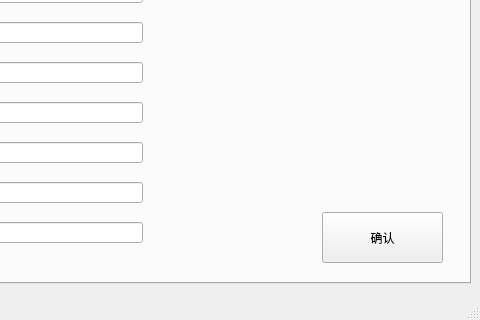
This is airport/admin.ui in saber-mashiro/Airport as Qt 5 draws it before an edit; both pictures show x 320 to 800 and y 280 to 600 of the 800 by 600 pixel window. The edited form follows.
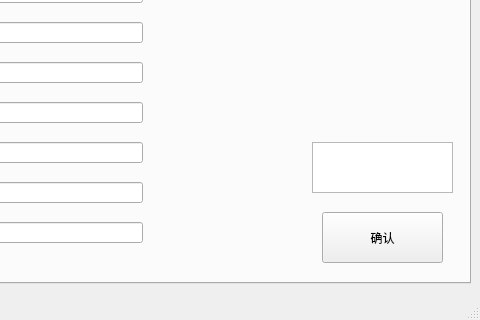
This is the edited form. The open tabs and pages were chosen to show the change.

What changed in the file:
```diff
--- a/airport/admin.ui
+++ b/airport/admin.ui
@@ -398,6 +398,16 @@
        <string>确认</string>
       </property>
      </widget>
+     <widget class="QPlainTextEdit" name="plainTextEdit_3">
+      <property name="geometry">
+       <rect>
+        <x>630</x>
+        <y>210</y>
+        <width>141</width>
+        <height>51</height>
+       </rect>
+      </property>
+     </widget>
     </widget>
     <widget class="QWidget" name="tab_4">
      <attribute name="title">
```
Left out of the diff: 34 changed lines with no effect on the pictures.
